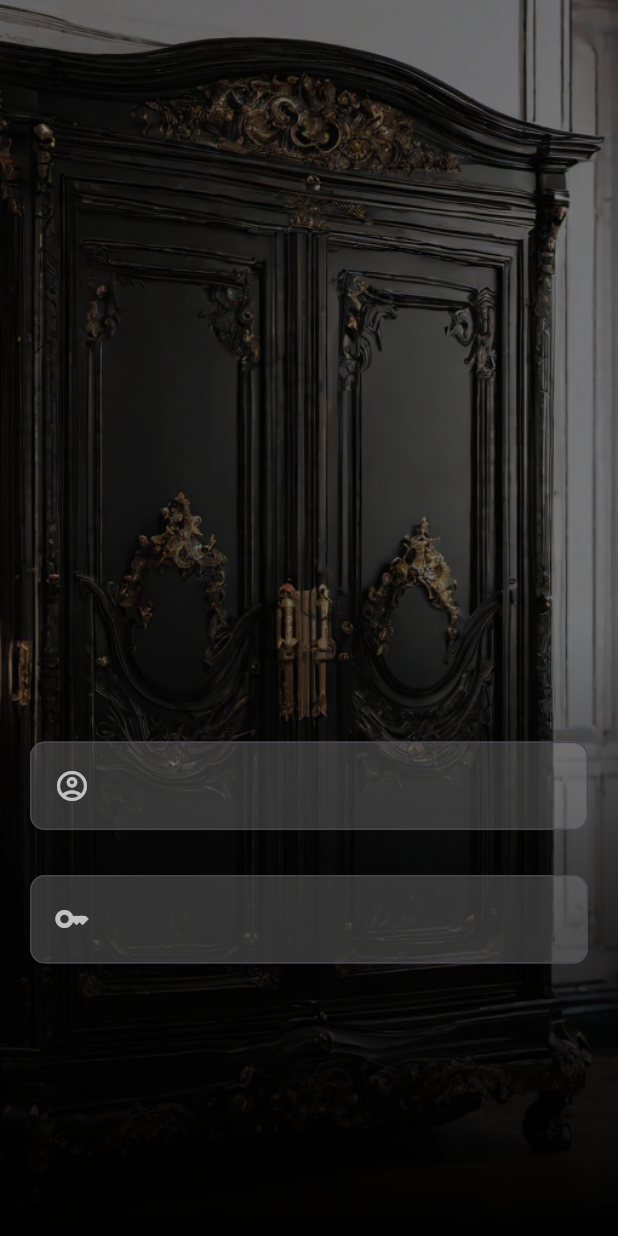
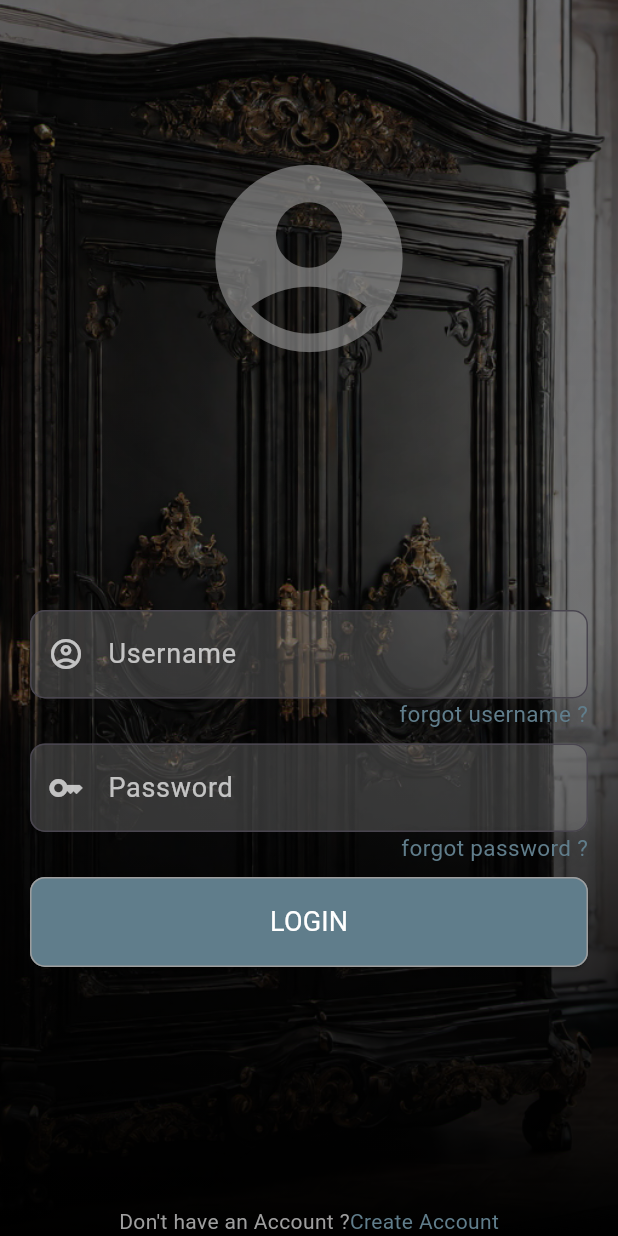
Before and after one commit to devendra-00/Wardrobe, a Flutter app: the screen it shows after launch, on a phone screen of 412 x 824 dp. Run offline on Flutter 3.47's test engine with Material 2 defaults, Android fonts, the phone set to English and light mode, and no system bars; drawn by our look-alikes of flutter_animate.

Commit message:
login_signup_screen

```diff
--- a/lib/main.dart
+++ b/lib/main.dart
@@ -1,5 +1,8 @@
 import 'package:flutter/material.dart';
+import 'package:myapp/screens/login.dart';
+import 'package:myapp/screens/signup_screen.dart';
 import 'package:myapp/screens/splash_screeen.dart';
+
 
 void main() {
   runApp(const MyApp());
@@ -17,7 +20,7 @@ class MyApp extends StatelessWidget {
 
       theme: ThemeData(
 
-        colorScheme: ColorScheme.fromSeed(seedColor: Colors.deepPurple),
+        //colorScheme: ColorScheme.fromSeed(seedColor: Colors.deepPurple),
         useMaterial3: true,
       ),
       home: const Splash(),
--- a/lib/screens/login.dart
+++ b/lib/screens/login.dart
@@ -1,4 +1,5 @@
 import 'package:flutter/material.dart';
+import 'package:myapp/screens/signup_screen.dart';
 import '../widgets/widgets.dart';
 import 'package:flutter_animate/flutter_animate.dart';
 
@@ -12,29 +13,34 @@ class Login extends StatefulWidget {
 class _LoginState extends State<Login> {
   FocusNode fieldOne=FocusNode();
   FocusNode fieldTwo=FocusNode();
+  FocusNode loginBtn=FocusNode();
   @override
   Widget build(BuildContext context) {
-    double width = MediaQuery.of(context).size.width;    // Gives the width
+    double width= MediaQuery.of(context).size.width; //Gives the width
     return Stack(
       children: [
         const login_background(),
         Scaffold(
           backgroundColor: Colors.transparent,
-          body: Column(
+          body: Stack(
+            children:[Align(alignment: Alignment.bottomCenter,child:noAccount()),
+              Column(
               children: [
-              Expanded(flex:3,child: Container()),
+                usericon(),
                 Expanded(
-                flex: 2,
                   child: SizedBox(
                         height: 200,
                         width: width,
                         child:Padding(
                           padding:  const EdgeInsets.only(left: 20,right: 20),
                           child: Column(
+                            mainAxisAlignment: MainAxisAlignment.center,
                             children: [
-                            user(),
-                            Container(height: 30,),
+                              username(),
+                              forgotUsername(),
                               pass(),
+                              forgotPass(),
+                              loginButton(),
                             ],
                           ),
                         ) ,
@@ -42,12 +48,32 @@ class _LoginState extends State<Login> {
                 ),
               ],
             ),
+          ]
+          ),
         )
       ],
     );
   }
-  user(){
-    return TextField(
+
+  usericon(){
+    double height= MediaQuery.of(context).size.height; //Gives the height
+    return SizedBox(
+        height:height*0.3,
+        child: Align(
+          alignment: Alignment.bottomCenter,
+          child: Icon(Icons.account_circle,
+            shadows: const [Shadow(color: Colors.black,blurRadius: 400)],
+            size: 150,
+            color:Colors.grey.withOpacity(0.6),)
+        )
+    );
+  }
+  username(){
+    return Container(
+      constraints: const BoxConstraints(
+        maxHeight: 60
+      ),
+      child: TextField(
         showCursor: false,
         focusNode: fieldOne,
         textInputAction: TextInputAction.next,
@@ -59,41 +85,135 @@ class _LoginState extends State<Login> {
           fontWeight: FontWeight.w500
         ),
         decoration:InputDecoration(
-          label: const Icon(Icons.account_circle_outlined,color: Colors.white70,),
-          border: const OutlineInputBorder(
+            focusedBorder:const OutlineInputBorder(                      //Focused Border
+              borderSide: BorderSide(color: Colors.white30,width: 1.5),
               borderRadius: BorderRadius.all(Radius.circular(10)),
             ),
+            border: const OutlineInputBorder(                           //Unfocused Border
+              borderRadius: BorderRadius.all(Radius.circular(10)),
+            ),
+            labelText: "Username",labelStyle:const TextStyle(fontSize:18,color: Colors.white70) ,
+            prefixIcon: const Icon(Icons.account_circle_outlined,color: Colors.white70,),
             filled:true,fillColor:Colors.grey.withOpacity(0.3),
-          hintText:"Username",hintStyle: const TextStyle(color: Colors.white30)
+            hintText:"devward0",hintStyle: TextStyle(color: Colors.white30.withOpacity(0.1))
         ),
       ).animate()
           .fadeIn(duration: const Duration(milliseconds: 500))
-        .shimmer(duration: const Duration(seconds: 1));
+          .shimmer(duration: const Duration(seconds: 1)),
+    );
+  }
+  forgotUsername(){
+      return SizedBox(
+        height: 30,
+        child: Align(
+          alignment: Alignment.topRight,
+          child: const Text("forgot username ?",
+            style: TextStyle(
+                shadows:[Shadow(color: Colors.black,blurRadius: 20)],
+                color:Colors.blueGrey,
+                fontSize:15),
+            ).animate()
+                .fadeIn(duration: const Duration(milliseconds: 500)),
+        )
+      );
   }
   pass(){
-    return TextField(
+    return Container(
+      constraints:const  BoxConstraints(
+        maxHeight: 60
+      ),
+      child: TextField(
         showCursor: false,
         focusNode: fieldTwo,
         textInputAction: TextInputAction.done,
         onTapOutside: (context) =>fieldTwo.unfocus(),
-      onSubmitted: (value) =>fieldTwo.unfocus(),
+        onSubmitted: (value) =>FocusScope.of(context).requestFocus(loginBtn),
         style: const TextStyle(
             color: Colors.white70,
             fontSize: 18,
             fontWeight: FontWeight.w500
         ),
         decoration: InputDecoration(
-        label: const Icon(Icons.key,color: Colors.white70,),
-        border: const OutlineInputBorder(
+          focusedBorder:const OutlineInputBorder(                      //Focused Border
+            borderSide: BorderSide(color: Colors.white30,width: 1.5),
             borderRadius: BorderRadius.all(Radius.circular(10)),
           ),
+          border: const OutlineInputBorder(
+            borderRadius: BorderRadius.all(Radius.circular(10)),      //Unfocused Border
+          ),
+          prefixIcon: const Icon(Icons.key,color: Colors.white70,),
+          labelText: "Password",labelStyle:const TextStyle(fontSize:18,color: Colors.white70),
           filled:true,fillColor:Colors.grey.withOpacity(0.3),
-        hintText: 'Password',hintStyle: const TextStyle(color: Colors.white30),
+          hintText: '* * * * * *',hintStyle:  TextStyle(color: Colors.white30.withOpacity(0.3)),
         ),
       ).animate()
-        .fadeIn(delay:const Duration(milliseconds: 1000),duration: const Duration(milliseconds: 500))
-        .shimmer(duration: const Duration(seconds: 2));
+          .fadeIn(delay:const Duration(milliseconds: 500),duration: const Duration(milliseconds: 500))
+          .shimmer(duration: const Duration(seconds: 2)),
+    );
+  }
+  forgotPass(){
+    return SizedBox(
+        height: 30,
+        child: Align(
+          alignment: Alignment.topRight,
+          child: const Text("forgot password ?",
+            style: TextStyle(
+                shadows: [Shadow(color: Colors.black,blurRadius: 20)],
+                color:Colors.blueGrey,
+                fontSize:15),
+          ).animate()
+              .fadeIn(delay:const Duration(milliseconds: 500  ),duration: const Duration(milliseconds: 500)),
+        )
+    );
+  }
+  loginButton(){
+    double width= MediaQuery.of(context).size.width; //Gives the width
+    //double height= MediaQuery.of(context).size.height; //Gives the width
+    return Padding(
+      padding: const EdgeInsets.only(bottom: 20),
+      child: Container(
+          constraints: BoxConstraints(
+            minWidth: width,
+              minHeight:60
+
+          ),
+          child: ElevatedButton(
+            focusNode: loginBtn,
+              onPressed: (){},
+              style: ButtonStyle(
+                shape: MaterialStatePropertyAll<RoundedRectangleBorder>(
+                      RoundedRectangleBorder(
+                          borderRadius: BorderRadius.circular(10.0),
+                          side: const BorderSide(color: Colors.grey)
+                      )
+                  ),
+                backgroundColor: const MaterialStatePropertyAll<Color>(Colors.blueGrey),
+              ),
+              child:const  Text("LOGIN",
+                style: TextStyle(
+                  fontSize: 18,
+                  fontWeight:FontWeight.w400,
+                  color: Colors.white,
+                ),
+              )
+          ),
+      ).animate()
+          .fadeIn(delay:const Duration(milliseconds: 1000),duration: const Duration(milliseconds: 500)),
+    );
+  }
+  noAccount(){
+    return Row(
+      mainAxisAlignment: MainAxisAlignment.center,
+        children: [
+          Text("Don't have an Account ?",style: TextStyle(color: Colors.grey)),
+          InkWell(
+            overlayColor: MaterialStatePropertyAll(Colors.cyan),
+              onTap:(){print(Navigator.pushReplacement(context,MaterialPageRoute(builder: (context) => const Signup())));},
+              child: Text('Create Account', style: TextStyle(color: Colors.blueGrey))
+          ),
+        ],
+      );
+  }
+
 
 }
-
-}
--- a/lib/screens/splash_screeen.dart
+++ b/lib/screens/splash_screeen.dart
@@ -23,6 +23,7 @@ class _SplashState extends State<Splash> {
   @override
   Widget build(BuildContext context) {
     return Scaffold(
+      backgroundColor:Colors.black,
       body:Column(
         children: [
           Expanded(child: part1()),
--- a/pubspec.yaml
+++ b/pubspec.yaml
@@ -62,6 +62,7 @@ flutter:
   # To add assets to your application, add an assets section, like this:
   assets:
     - assets/images/
+    - assets/icons/
     #- images/a_dot_ham.jpeg
 
   # An image asset can refer to one or more resolution-specific "variants", see
```
Also changed, not shown: pubspec.lock, 2 other files. Lines whose indentation alone changed are shown as unchanged.
